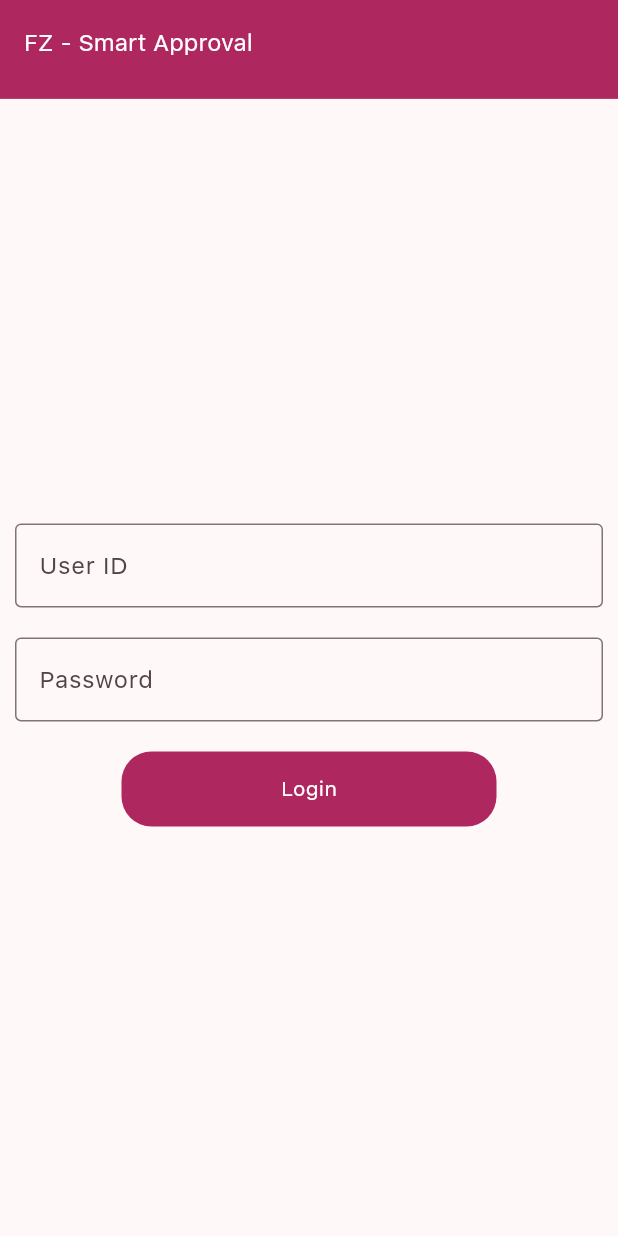
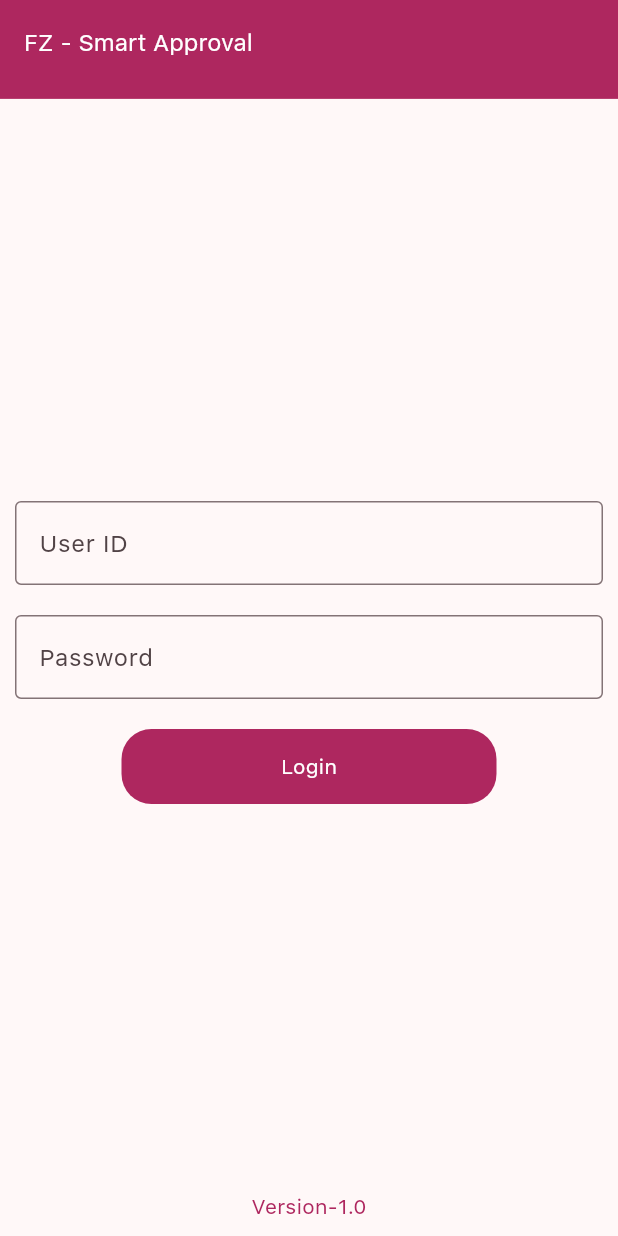
Before and after one commit to jayaprakash8088/purchase, a Flutter app: the LoginPage screen opened directly, on a phone screen of 412 x 824 dp. Run offline on Flutter 3.47's test engine with Material 3 defaults, Android fonts, the phone set to English and light mode, and no system bars; our stand-ins replace connectivity_plus, flutter_slidable, shared_preferences; missing offline and left inert: fl_toast; accounts and stored records are empty.

Commit message:
version added

```diff
--- a/lib/features/presentation/login/login_screen.dart
+++ b/lib/features/presentation/login/login_screen.dart
@@ -76,7 +76,9 @@ class _LoginPageState extends State<LoginPage> {
             backgroundColor: const Color.fromRGBO(174, 39, 95, 1),
           )),
       body: Column(
-        crossAxisAlignment: CrossAxisAlignment.center,
+        mainAxisAlignment: MainAxisAlignment.center,
+        children: [
+          Expanded(child: Column(
               mainAxisAlignment: MainAxisAlignment.center,
             children: [
             Padding(
@@ -149,6 +151,9 @@ class _LoginPageState extends State<LoginPage> {
                 ),
               ),
             ),
+          ],)),
+          Text(version,style: pinkText,),
+          const SizedBox(height: 10.0,)
         ],
       ),
     );
```
Lines whose indentation alone changed are shown as unchanged.
